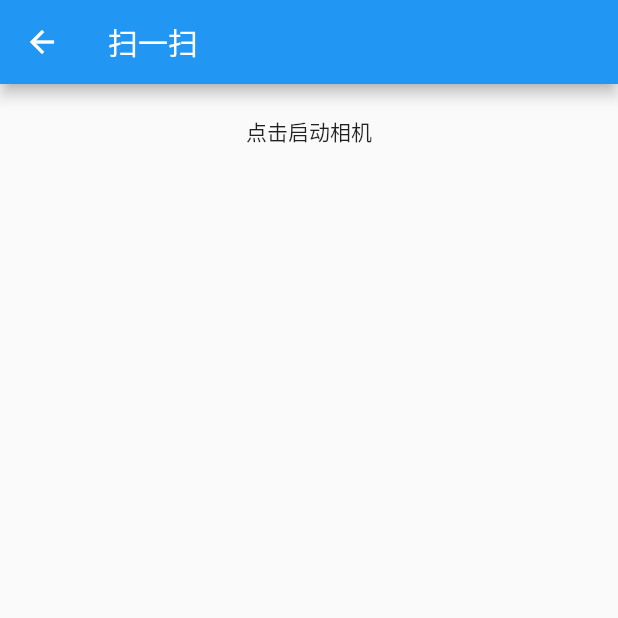
After one commit to JaxsonWang/Hi-Flutter, a Flutter app: the screen it shows after launch, tab 3 chosen, after a tap on "扫一扫", on a phone screen of 412 x 824 dp, the top half of it. The commit adds this screen. Run offline on Flutter 3.47's test engine with Material 2 defaults, Android fonts, the phone set to English and light mode, and no system bars; missing offline and left inert: barcode_scan.

Commit message:
更新资源

```diff
--- /dev/null
+++ b/lib/route/home/layouts/QRCodeScanDemo.dart
@@ -0,0 +1,72 @@
+import 'dart:async';
+
+import 'package:barcode_scan/barcode_scan.dart';
+import 'package:flutter/material.dart';
+import 'package:flutter/services.dart';
+
+class QRCodeScanDemo extends StatefulWidget {
+  @override
+  _MyHomePageState createState() => _MyHomePageState();
+}
+
+class _MyHomePageState extends State<QRCodeScanDemo> {
+  String barcode = "";
+
+  @override
+  initState() {
+    super.initState();
+  }
+
+  @override
+  Widget build(BuildContext context) {
+    return new MaterialApp(
+      title: 'Flutter Layout Demo',
+      home: new Scaffold(
+        appBar: AppBar(
+          title: Text('扫一扫'),
+          leading: IconButton(
+            icon: Icon(Icons.arrow_back),
+            tooltip: '返回上一页',
+            onPressed: () => {
+              // 关闭当前页面，并且返回上一页
+              Navigator.pop(context)
+            },
+          ),
+        ),
+        body: new Scaffold(
+            body: new Center(
+              child: new Column(
+                children: <Widget>[
+                  new Container(
+                    child: new MaterialButton(
+                        onPressed: scan, child: new Text("点击启动相机")),
+                    padding: const EdgeInsets.all(8.0),
+                  ),
+                  new Text(barcode == "" ? barcode : '识别内容：$barcode'),
+                ],
+              ),
+            )
+        )
+      ),
+    );
+  }
+
+  Future scan() async {
+    try {
+      String barcode = await BarcodeScanner.scan();
+      setState(() => this.barcode = barcode);
+    } on PlatformException catch (e) {
+      if (e.code == BarcodeScanner.CameraAccessDenied) {
+        setState(() {
+          this.barcode = '用户未授予相机权限！';
+        });
+      } else {
+        setState(() => this.barcode = '未知错误： $e');
+      }
+    } on FormatException{
+      setState(() => this.barcode = '获取失败：在未识别二维码之前退出！');
+    } catch (e) {
+      setState(() => this.barcode = '未知错误: $e');
+    }
+  }
+}
--- a/lib/route/home/widgets.dart
+++ b/lib/route/home/widgets.dart
@@ -1,6 +1,7 @@
 import 'package:flutter/material.dart';
 import 'package:flutter_app/route/home/layouts/StateFullWidgetDemo.dart';
 import 'package:flutter_app/route/home/layouts/StateFulltDemo.dart';
+import 'package:flutter_app/route/home/layouts/QRCodeScanDemo.dart';
 
 class Widgets extends StatefulWidget {
   @override
@@ -42,7 +43,14 @@ class _MyHomePageState extends State<Widgets> {
           ),
           ListTile(
             leading: Icon(Icons.aspect_ratio),
-            title: Text('布局3'),
+            title: Text('扫一扫'),
+            onTap: () {
+              // 路由跳转
+              Navigator.push(
+                context,
+                MaterialPageRoute(builder: (context) => new QRCodeScanDemo()),
+              );
+            },
           ),
         ],
       ),
--- a/pubspec.yaml
+++ b/pubspec.yaml
@@ -23,6 +23,8 @@ dependencies:
   # The following adds the Cupertino Icons font to your application.
   # Use with the CupertinoIcons class for iOS style icons.
   cupertino_icons: ^0.1.2
+  # 二维码识别库：https://github.com/apptreesoftware/flutter_barcode_reader
+  barcode_scan: any
 
 dev_dependencies:
   flutter_test:
```
Also changed, not shown: 4 other files.
